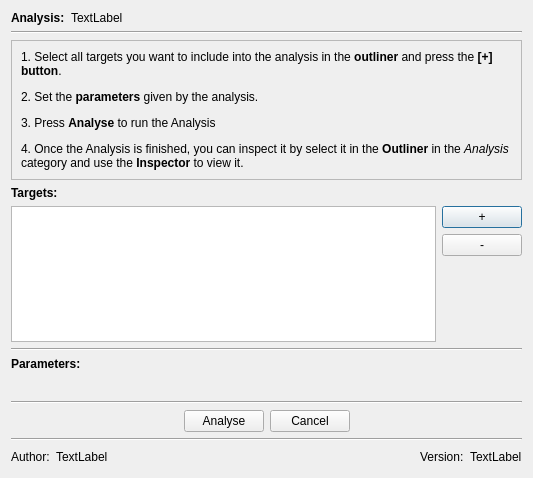
Before: the Qt Designer form qt_ui/DialogAnalysis.ui in FilmColors/VIAN, drawn with Qt 5.
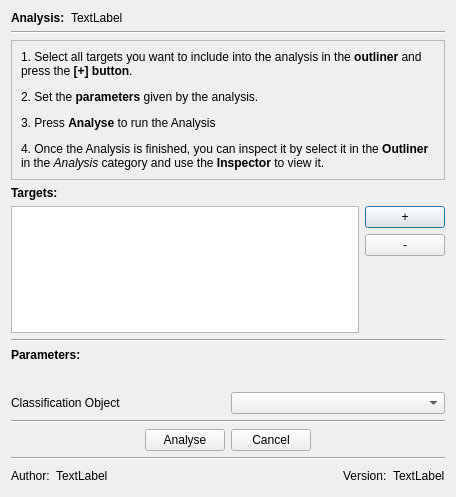
After: the same form once the commit is applied.

Commit message: Classification Object View and Caching implemented

Patch:
```diff
--- a/qt_ui/DialogAnalysis.ui
+++ b/qt_ui/DialogAnalysis.ui
@@ -6,8 +6,8 @@
    <rect>
     <x>0</x>
     <y>0</y>
-    <width>533</width>
-    <height>478</height>
+    <width>456</width>
+    <height>497</height>
    </rect>
   </property>
   <property name="windowTitle">
@@ -159,6 +159,20 @@
      </property>
     </spacer>
    </item>
+   <item>
+    <layout class="QHBoxLayout" name="horizontalLayout_6">
+     <item>
+      <widget class="QLabel" name="label_7">
+       <property name="text">
+        <string>Classification Object</string>
+       </property>
+      </widget>
+     </item>
+     <item>
+      <widget class="QComboBox" name="comboBox_ClObj"/>
+     </item>
+    </layout>
+   </item>
    <item>
     <widget class="Line" name="line_3">
      <property name="orientation">
```
The commit also changes 14 other files.
